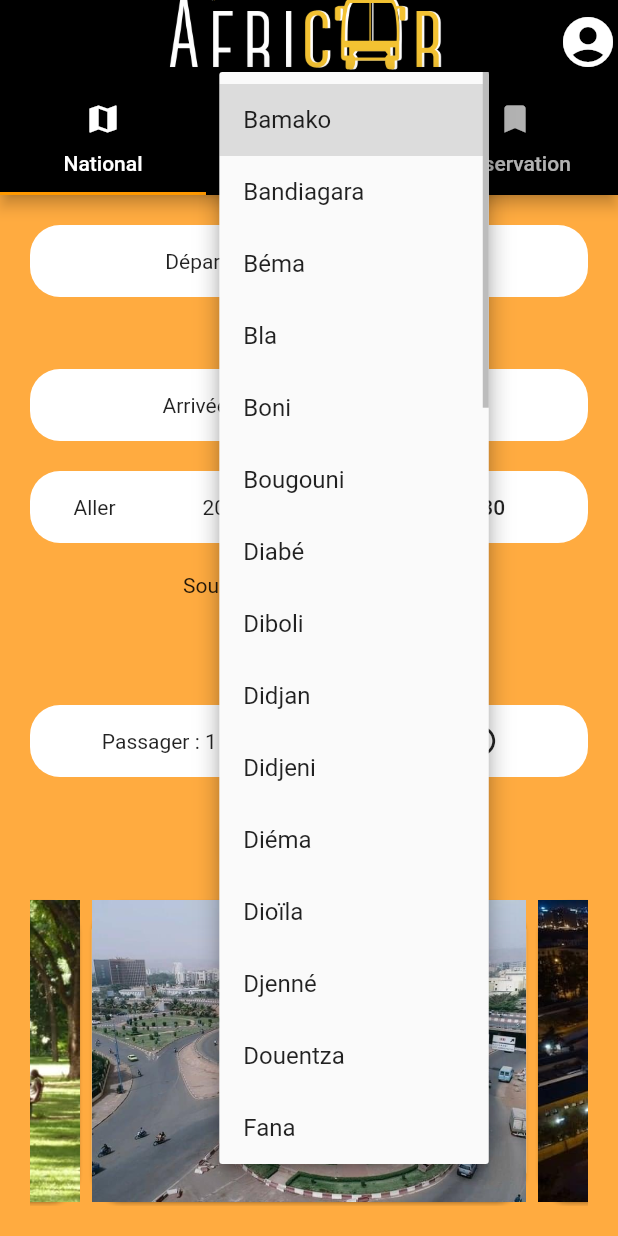
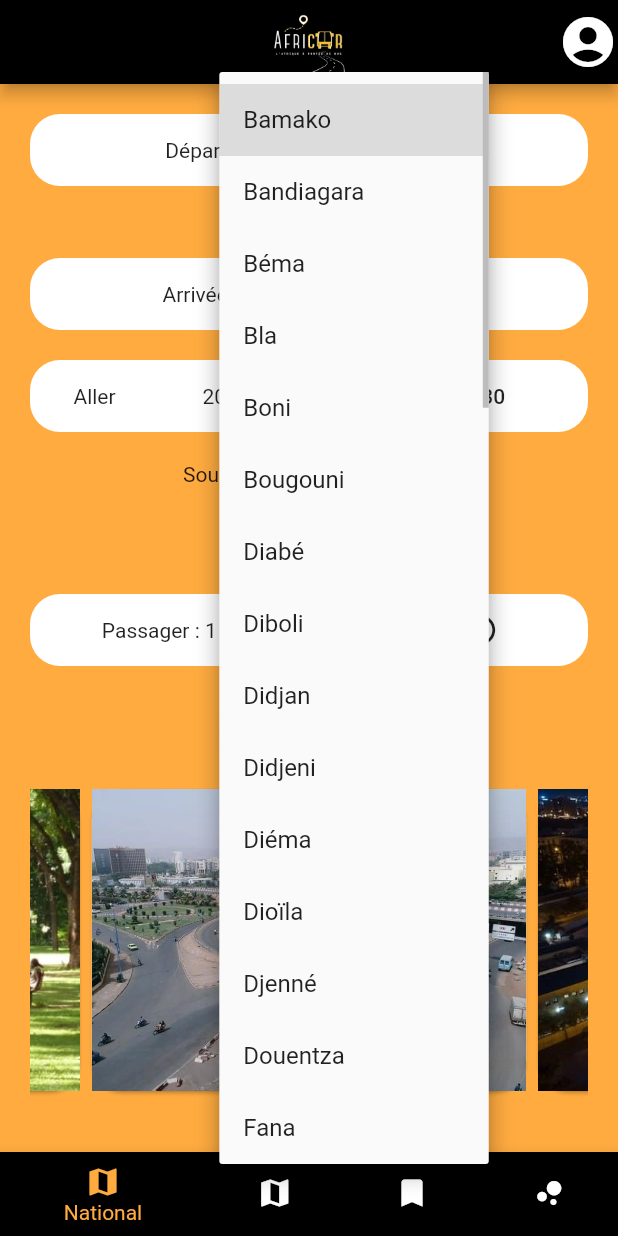
Before and after one commit to ackwrit/africarApp, a Flutter app: the screen it shows after launch, after a tap on "Choisir votre départ", on a phone screen of 412 x 824 dp. Run offline on Flutter 3.47's test engine with Material 2 defaults, Android fonts, the phone set to English and light mode, and no system bars; drawn by our look-alikes of carousel_slider; our stand-ins replace cloud_firestore, date_format, file_picker, firebase_auth, firebase_database, firebase_storage and 6 more; missing offline and left inert: calendar_strip, flutter_checkout_payment; accounts and stored records are empty.

Commit message:
modifciation des réservation et intégration d'un nouveau menu information dans la tabbar

```diff
--- /dev/null
+++ b/lib/controller/informationController.dart
@@ -0,0 +1,28 @@
+import 'package:flutter/material.dart';
+
+class informationController extends StatefulWidget{
+  @override
+  State<StatefulWidget> createState() {
+    // TODO: implement createState
+    return homeInformation();
+  }
+
+}
+
+class homeInformation extends State<informationController>{
+  @override
+  Widget build(BuildContext context) {
+    // TODO: implement build
+    return bodyPage();
+  }
+
+
+
+  Widget bodyPage(){
+    return Container(
+      color: Colors.orangeAccent,
+      child: Text('Liste des messages reçus'),
+    );
+  }
+
+}
--- a/lib/main.dart
+++ b/lib/main.dart
@@ -1,4 +1,5 @@
 import 'package:africars/controller/dateController.dart';
+import 'package:africars/controller/informationController.dart';
 import 'package:africars/controller/principalController.dart';
 import 'package:africars/controller/profilController.dart';
 import 'package:africars/controller/registerController.dart';
@@ -32,6 +33,9 @@ class MyApp extends StatelessWidget {
 
 
   Widget authentification(){
+    PageController pageController=PageController(initialPage: 0);
+    int BottomSelectedIndex=0;
+
     return StreamBuilder<FirebaseUser>(
         stream: FirebaseAuth.instance.onAuthStateChanged,
         builder: (BuildContext context,snapshot){
@@ -61,16 +65,18 @@ class MyHomePage extends StatefulWidget {
 }
 
 class _MyHomePageState extends State<MyHomePage> {
+  PageController pageController=PageController(initialPage: 0);
+  int bottomSelectedIndex=0;
 
 
   @override
   Widget build(BuildContext context) {
   if(Theme.of(context).platform==TargetPlatform.iOS)
     {
-      return iosConfig();
+      return Configuration();
     }
     else{
-    return androidConfig();
+    return Configuration();
     }
 
 
@@ -79,6 +85,107 @@ class _MyHomePageState extends State<MyHomePage> {
 
 
 
+  }
+
+
+  Widget Configuration(){
+    return Scaffold(
+      appBar: new AppBar(
+        actions: <Widget>[
+          IconButton(icon:Icon(Icons.account_circle,size: 40,), onPressed:()
+          {
+            Navigator.push(context, MaterialPageRoute(
+                builder: (BuildContext context)
+                {
+                  return profilController();
+                }
+            ));
+
+          }
+          )
+
+        ],
+
+        //title: Image.asset('assets/NYMBEUL.png',height: 100,),
+        centerTitle: true,
+        flexibleSpace: Image.asset("assets/logo.png",height: 800,width: 800,),
+
+        backgroundColor: Colors.black,
+
+
+
+      ),
+      body: PageView(
+        controller: pageController,
+        onPageChanged: (index)
+        {
+          pageChanged(index);
+        },
+
+        children: [
+          trajetController(),
+          trajetInternationalController(),
+          dateController(),
+          informationController(),
+        ],
+      ),
+
+
+        bottomNavigationBar: Theme(
+          data: Theme.of(context).copyWith(
+              canvasColor: Colors.black,
+              primaryColor: Colors.orange,
+              textTheme: Theme.of(context).textTheme.copyWith(
+                  caption: TextStyle(color: Colors.orange)
+              )
+          ),
+          child: BottomNavigationBar(
+
+
+            currentIndex: bottomSelectedIndex,
+            selectedItemColor: Colors.orangeAccent,
+
+
+
+
+
+            onTap: (index){
+              bottomTapped(index);
+
+            },
+            items: [
+              new BottomNavigationBarItem(icon: new Icon(Icons.map),title: new Text("National",style: TextStyle(fontSize: 18),),),
+              new BottomNavigationBarItem(icon: new Icon(Icons.map),title: new Text("International",style: TextStyle(fontSize: 18),),),
+              new BottomNavigationBarItem(icon: new Icon(Icons.bookmark),title: new Text('Réservation',style: TextStyle(fontSize: 18),)),
+              new BottomNavigationBarItem(icon: new Icon(Icons.bubble_chart),title: new Text('Information',style: TextStyle(fontSize: 18),)),
+
+            ],
+            backgroundColor: Colors.blue,
+
+          ),
+
+
+
+        )
+
+    );
+  }
+
+
+
+
+  void pageChanged(int index) {
+    setState(() {
+      bottomSelectedIndex = index;
+    });
+  }
+
+
+  void bottomTapped(int index) {
+    setState(() {
+      bottomSelectedIndex = index;
+      pageController.animateToPage(index, duration: Duration(milliseconds: 500), curve: Curves.ease);
+    });
   }
 
 
@@ -97,6 +204,7 @@ class _MyHomePageState extends State<MyHomePage> {
               new BottomNavigationBarItem(icon: new Icon(Icons.map),title: new Text("National",style: TextStyle(fontSize: 18),),),
               new BottomNavigationBarItem(icon: new Icon(Icons.map),title: new Text("International",style: TextStyle(fontSize: 18),),),
               new BottomNavigationBarItem(icon: new Icon(Icons.bookmark),title: new Text('Réservation',style: TextStyle(fontSize: 18),)),
+              new BottomNavigationBarItem(icon: new Icon(Icons.bubble_chart),title: new Text('Information',style: TextStyle(fontSize: 18),)),
 
 
 
@@ -121,6 +229,7 @@ class _MyHomePageState extends State<MyHomePage> {
 
                 }
                 )
+
               ],
 
               title:Image.asset("assets/logo.png",height: 225,),
@@ -138,7 +247,7 @@ class _MyHomePageState extends State<MyHomePage> {
   Widget androidConfig(){
 
     return new DefaultTabController(
-      length: 3,
+      length: 4,
       child: Scaffold(
         appBar: AppBar(
           title:Image.asset("assets/logo.png",height: 225,),
@@ -166,6 +275,7 @@ class _MyHomePageState extends State<MyHomePage> {
               Tab(icon:new Icon(Icons.map),child: new Text("National") ,),
                 Tab(icon:new Icon(Icons.map),child: new Text("Interational") ,),
             Tab(icon:new Icon(Icons.bookmark),child: new Text("Réservation") ,),
+                Tab(icon: Icon(Icons.bubble_chart),child: Text("Information"),)
           ]
           ),
 
@@ -186,6 +296,7 @@ class _MyHomePageState extends State<MyHomePage> {
       trajetController(),
       trajetInternationalController(),
      dateController(),
+      informationController(),
 
 
 
```
Also changed, not shown: lib/controller/bookingController.dart (+103 -24 lines), lib/controller/reservationController.dart (+27 -78 lines), 2 other files.
